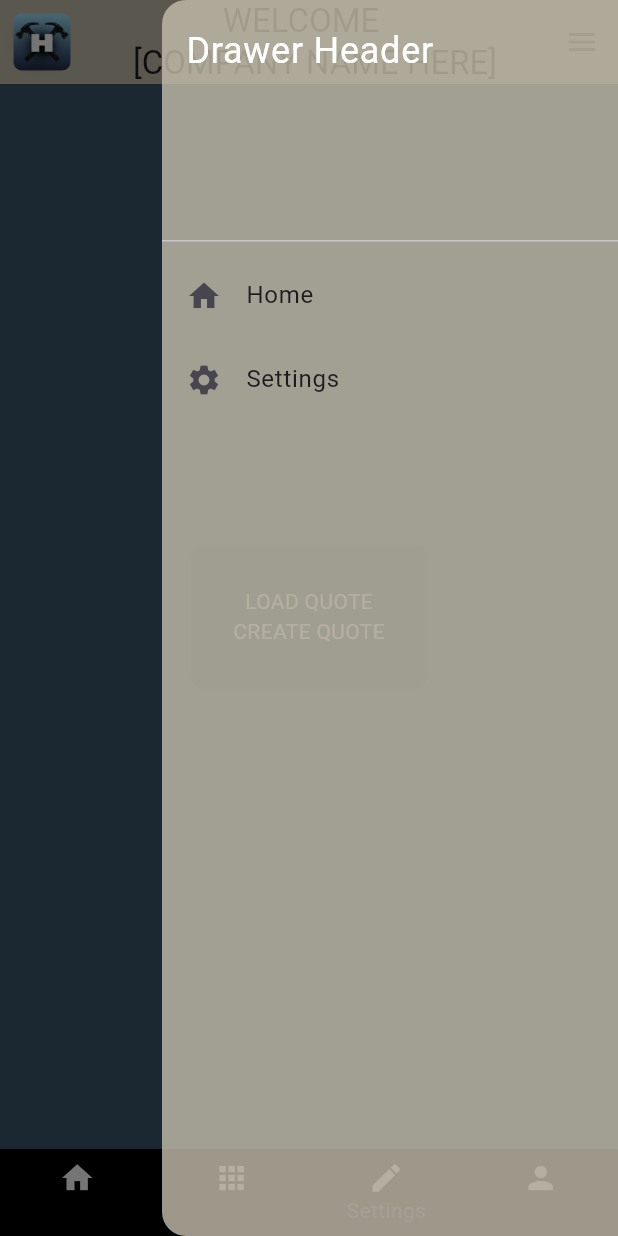
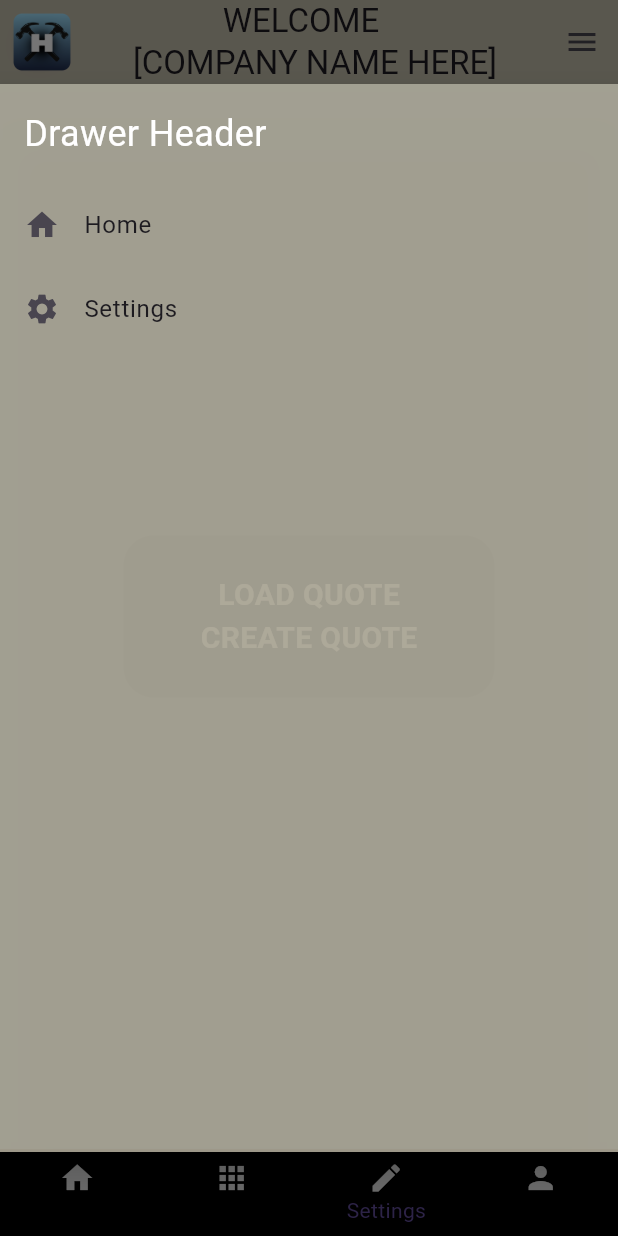
Before and after one commit to LordHandLee/HammerOps, a Flutter app: the MyHomePage screen opened by its route, item 3 of the bottom bar chosen, with the side drawer open, on a phone screen of 412 x 824 dp. Run offline on Flutter 3.47's test engine with Material 3 defaults, Android fonts, the phone set to English and light mode, and no system bars; our stand-ins replace fl_chart.

Commit message:
Changed drawer dimensions

```diff
--- a/lib/main.dart
+++ b/lib/main.dart
@@ -4,6 +4,7 @@ import 'screens/favorite_screen.dart';
 import 'screens/profile_screen.dart';
 import 'screens/quote_screen.dart';
 import 'screens/dashboard.dart';
+import 'screens/drawer.dart';
 
 void main() {
   runApp(const HammerOps());
@@ -171,45 +172,46 @@ class _MyHomePageState extends State<MyHomePage> {
           ),
           title: Center(child: const Text('\t\t\t\t\t\t\t\t\t\t\tWELCOME\n[COMPANY NAME HERE]')),
           backgroundColor: Color.fromARGB(255, 195, 189, 170)),
-      endDrawer: Drawer(
-        backgroundColor: Color.fromARGB(205, 195, 189, 170),
-        child: SafeArea(
-          child:ListView(
-            // padding: EdgeInsets.zero,
-            // padding: const EdgeInsets.all(0.0), // Important for full screen drawer
-            children: <Widget>[
-              DrawerHeader(
-                decoration: BoxDecoration(
-                  // color: Color.fromARGB(205, 195, 189, 170),
-                ),
-                child: Text(
-                  'Drawer Header',
-                  style: TextStyle(
-                    color: Colors.white,
-                    fontSize: 24,
-                  ),
-                ),
-              ),
-              ListTile(
-                leading: Icon(Icons.home),
-                title: Text('Home'),
-                onTap: () {
-                  // Handle navigation to Home page
-                  Navigator.pop(context); // Close the drawer
-                },
-              ),
-              ListTile(
-                leading: Icon(Icons.settings),
-                title: Text('Settings'),
-                onTap: () {
-                  // Handle navigation to Settings page
-                  Navigator.pop(context); // Close the drawer
-                },
-              ),
-            ],
-          ),
-      ),
-      ),
+          endDrawer: MyDrawer(),
+      // endDrawer: Drawer(
+      //   backgroundColor: Color.fromARGB(205, 195, 189, 170),
+      //   child: SafeArea(
+      //     child:ListView(
+      //       // padding: EdgeInsets.zero,
+      //       // padding: const EdgeInsets.all(0.0), // Important for full screen drawer
+      //       children: <Widget>[
+      //         DrawerHeader(
+      //           decoration: BoxDecoration(
+      //             // color: Color.fromARGB(205, 195, 189, 170),
+      //           ),
+      //           child: Text(
+      //             'Drawer Header',
+      //             style: TextStyle(
+      //               color: Colors.white,
+      //               fontSize: 24,
+      //             ),
+      //           ),
+      //         ),
+      //         ListTile(
+      //           leading: Icon(Icons.home),
+      //           title: Text('Home'),
+      //           onTap: () {
+      //             // Handle navigation to Home page
+      //             Navigator.pop(context); // Close the drawer
+      //           },
+      //         ),
+      //         ListTile(
+      //           leading: Icon(Icons.settings),
+      //           title: Text('Settings'),
+      //           onTap: () {
+      //             // Handle navigation to Settings page
+      //             Navigator.pop(context); // Close the drawer
+      //           },
+      //         ),
+      //       ],
+      //     ),
+      // ),
+      // ),
 
       bottomNavigationBar: BottomNavigationBar(
         type: BottomNavigationBarType.fixed,
--- /dev/null
+++ b/lib/screens/drawer.dart
@@ -0,0 +1,50 @@
+import 'package:flutter/material.dart';
+
+class MyDrawer extends StatelessWidget {
+
+  @override
+    Widget build(BuildContext context) {
+
+      return Builder(
+        builder: (context) {
+          final media = MediaQuery.of(context);
+          final topPad = kToolbarHeight + media.padding.top;                 // AppBar + status bar
+          final bottomPad = kBottomNavigationBarHeight + media.padding.bottom; // Bottom nav + gesture inset
+
+          return Padding(
+            padding: EdgeInsets.only(top: topPad, bottom: bottomPad),
+            child: Align(
+              alignment: Alignment.centerRight,
+              child: SizedBox(
+                width: media.size.width, // typical drawer width; adjust as you like
+                child: Material(
+                  elevation: 16,
+                  color: const Color.fromARGB(205, 195, 189, 170),
+                  child: SafeArea(
+                    top: false,  // we already applied the top padding above
+                    bottom: false,
+                    child: ListView(
+                      padding: EdgeInsets.zero,
+                      children: const [
+                        // Build your own header (no DrawerHeader; it's the one that
+                        // ignores top padding internally)
+                        Padding(
+                          padding: EdgeInsets.all(16),
+                          child: Text(
+                            'Drawer Header',
+                            style: TextStyle(color: Colors.white, fontSize: 24),
+                          ),
+                        ),
+                        ListTile(leading: Icon(Icons.home), title: Text('Home')),
+                        ListTile(leading: Icon(Icons.settings), title: Text('Settings')),
+                      ],
+                    ),
+                  ),
+                ),
+              ),
+            ),
+          );
+        },
+      );
+    }
+}
--- a/lib/screens/quote_screen.dart
+++ b/lib/screens/quote_screen.dart
@@ -40,18 +40,19 @@ class _QuoteScreenState extends State<QuoteScreen> {
       backgroundColor: Color.fromARGB(255, 59, 87, 110),
       body: Center(
         child: Container(
+              width: screenWidth * 0.6,
               decoration: BoxDecoration(
               color: Color.fromARGB(255, 39, 63, 82),
-              border: Border.all(width: 20, color: Color.fromARGB(255, 39, 63, 82)),
-              borderRadius: const BorderRadius.all(Radius.circular(8)),
+              border: Border.all(width: 25, color: Color.fromARGB(255, 39, 63, 82)),
+              borderRadius: const BorderRadius.all(Radius.circular(20)),
             ),
-          padding: const EdgeInsets.all(8.0),
+          // padding: const EdgeInsets.all(8.0),
           child: Column(
-            mainAxisAlignment: MainAxisAlignment.center,
+            mainAxisAlignment: MainAxisAlignment.spaceEvenly,
             mainAxisSize: MainAxisSize.min,
             children: [
-              Text("LOAD QUOTE", style: TextStyle(color: Colors.white),),
-              Text("CREATE QUOTE", style: TextStyle(color: Colors.white),),
+              Text("LOAD QUOTE", style: TextStyle(color: Colors.white, fontSize: 20.0, fontWeight: FontWeight.bold),),
+              Text("CREATE QUOTE", style: TextStyle(color: Colors.white, fontSize: 20.0, fontWeight: FontWeight.bold),),
             ],
           ),
         ),
```
